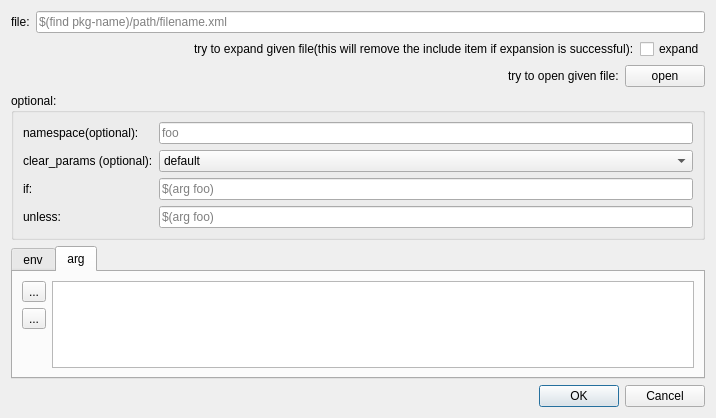
This is rxDev/src/tagItems/includeFileEdit.ui in songxuchao/rxdeveloper-ros-pkg as Qt 5 draws it before an edit. The edited form follows.
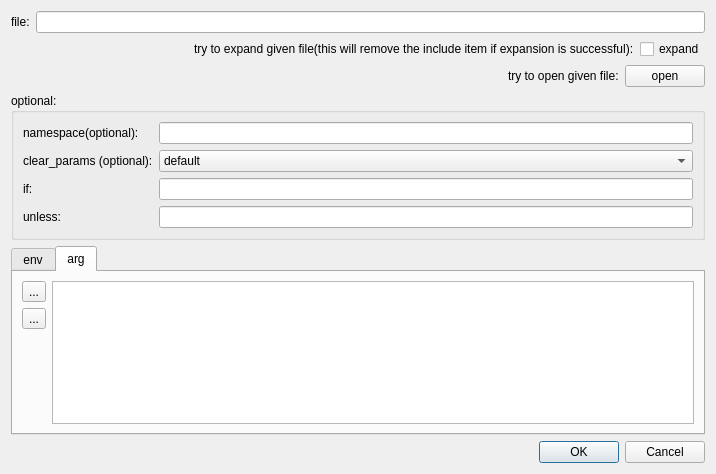
This is the edited form. Icons and pictures are not drawn.

Diff of the .ui file:
```diff
--- a/rxDev/src/tagItems/includeFileEdit.ui
+++ b/rxDev/src/tagItems/includeFileEdit.ui
@@ -7,7 +7,7 @@
     <x>0</x>
     <y>0</y>
     <width>716</width>
-    <height>418</height>
+    <height>474</height>
    </rect>
   </property>
   <property name="windowTitle">
@@ -32,9 +32,12 @@
      </item>
      <item row="0" column="1">
       <widget class="QLineEdit" name="lineEdit_file">
-       <property name="placeholderText">
+       <property name="toolTip">
         <string>$(find pkg-name)/path/filename.xml</string>
        </property>
+       <property name="placeholderText">
+        <string/>
+       </property>
       </widget>
      </item>
     </layout>
@@ -85,9 +88,12 @@
       </item>
       <item row="2" column="1">
        <widget class="QLineEdit" name="lineEdit_if">
-        <property name="placeholderText">
+        <property name="toolTip">
          <string>$(arg foo)</string>
         </property>
+        <property name="placeholderText">
+         <string/>
+        </property>
        </widget>
       </item>
       <item row="3" column="0">
@@ -99,9 +105,12 @@
       </item>
       <item row="3" column="1">
        <widget class="QLineEdit" name="lineEdit_unless">
-        <property name="placeholderText">
+        <property name="toolTip">
          <string>$(arg foo)</string>
         </property>
+        <property name="placeholderText">
+         <string/>
+        </property>
        </widget>
       </item>
       <item row="0" column="0">
@@ -113,9 +122,12 @@
       </item>
       <item row="0" column="1">
        <widget class="QLineEdit" name="lineEdit_namespace">
-        <property name="placeholderText">
+        <property name="toolTip">
          <string>foo</string>
         </property>
+        <property name="placeholderText">
+         <string/>
+        </property>
        </widget>
       </item>
       <item row="1" column="0">
```
